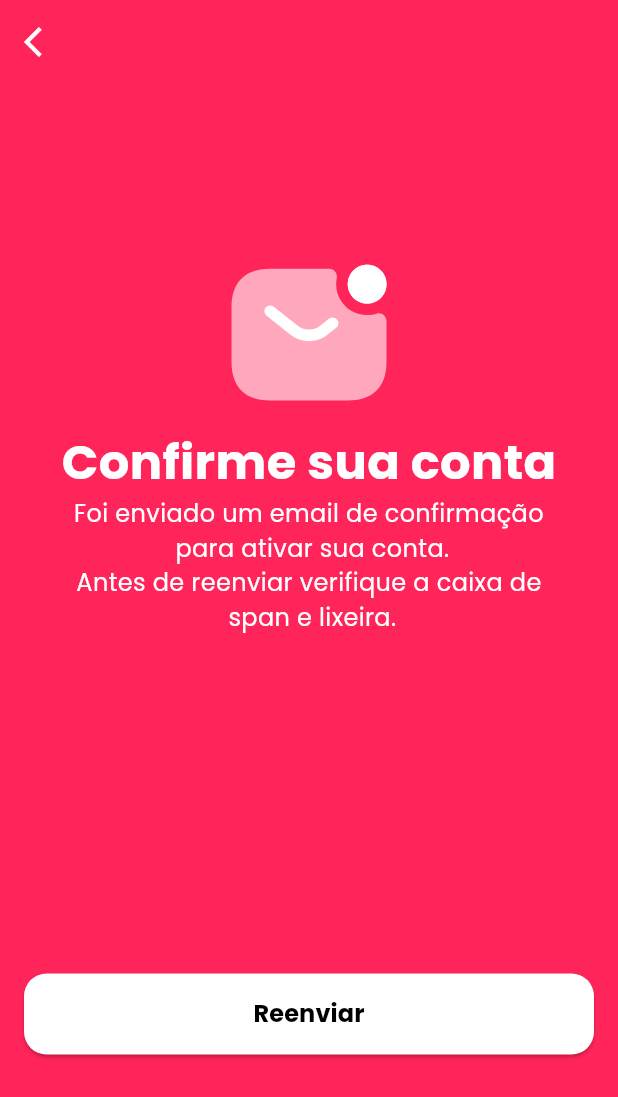
After one commit to MJCantina/MJCantina-mobile-front-en, a Flutter app: the ConfirmEmail screen opened directly, on a phone screen of 412 x 824 dp. The commit adds this screen. Shown: the top 1097 px of the screen. Run offline on Flutter 3.47's test engine with Material 3 defaults, Android fonts, the phone set to English and light mode, and no system bars; our stand-ins replace cloud_firestore, firebase_auth, firebase_core, flutter_secure_storage, flutter_svg, get and 1 more; accounts and stored records are empty.

Commit message:
Commit - Confirmation flow
Flow almost concluded

```diff
--- a/lib/core/configs/theme/app_vectors.dart
+++ b/lib/core/configs/theme/app_vectors.dart
@@ -17,4 +17,5 @@ class AppVectors {
   static const String pix = '${basePath}pix$format';
   static const String card = '${basePath}card$format';
   static const String notification = '${basePath}notification$format';
+  static const String confirmation = '${basePath}smsnotification$format';
 }
--- a/lib/domain/entities/page_controller.dart
+++ b/lib/domain/entities/page_controller.dart
@@ -9,7 +9,7 @@ class Checkauth extends StatelessWidget {
   Future<bool> checkToken() async {
     const storage =  FlutterSecureStorage();
     String? token = await storage.read(key: 'firebase_token');
-    return token!.isNotEmpty;
+    return token.isNotEmpty;
   }
 
   @override
--- /dev/null
+++ b/lib/presentation/autenticação/confirmation/confirmation.dart
@@ -0,0 +1,72 @@
+import 'package:cantina_senai/common/widgets/appbar/basicappbar.dart';
+import 'package:cantina_senai/common/widgets/base_button/appbutton.dart';
+import 'package:cantina_senai/core/configs/theme/app_colors.dart';
+import 'package:cantina_senai/core/configs/theme/app_fonts.dart';
+import 'package:cantina_senai/core/configs/theme/app_vectors.dart';
+import 'package:flutter/material.dart';
+import 'package:flutter_svg/svg.dart';
+import 'package:get/get.dart';
+import 'package:google_fonts/google_fonts.dart';
+
+class ConfirmEmail extends StatefulWidget {
+  const ConfirmEmail({super.key});
+
+  @override
+  State<ConfirmEmail> createState() => _ConfirmEmailState();
+}
+
+class _ConfirmEmailState extends State<ConfirmEmail> {
+  @override
+  Widget build(BuildContext context) {
+    return Scaffold(
+      backgroundColor: AppColors.primary,
+      appBar: AppBar(
+        backgroundColor: AppColors.primary,
+        leading: Padding(
+          padding: const EdgeInsets.only(top: 8.0),
+          child: IconButton(
+          onPressed: () {
+            Get.back();
+          },
+          icon: const Padding(
+            padding: EdgeInsets.only(bottom: 40),
+            child: Icon(Icons.arrow_back_ios),
+          ), color: AppColors.white,
+                ),
+        ),
+      ),
+      body: Column(
+        mainAxisAlignment: MainAxisAlignment.spaceAround,
+        children: [
+          Column(
+            children: [
+              SvgPicture.asset(AppVectors.confirmation),
+              Text('Confirme sua conta', style: GoogleFonts.poppins(fontSize: 32, color: AppColors.white, fontWeight: FontWeight.w700)),
+              Text('Foi enviado um email de confirmação \n para ativar sua conta. \nAntes de reenviar verifique a caixa de \n span e lixeira.', style: GoogleFonts.poppins(fontSize: 16, color: AppColors.white, fontWeight: FontWeight.w400), textAlign: TextAlign.center,),
+            ],
+          ),
+
+          Padding(
+          padding: const EdgeInsets.all(16.0),
+          child: ElevatedButton(
+            onPressed: (){
+
+            },
+            style: ElevatedButton.styleFrom(
+              minimumSize: const Size.fromHeight(54),
+              backgroundColor: AppColors.white,
+              shape: RoundedRectangleBorder(borderRadius: BorderRadius.circular(15))
+
+
+            ),
+            child: Text(
+              'Reenviar', style: GoogleFonts.poppins(fontSize: 16, color: AppColors.black, fontWeight: FontWeight.w700),
+            ),
+          ),
+        )
+
+        ],
+      ),
+    );
+  }
+}
--- a/lib/presentation/autenticação/login/signin.dart
+++ b/lib/presentation/autenticação/login/signin.dart
@@ -2,12 +2,10 @@ import 'package:cantina_senai/common/widgets/appbar/basicappbar.dart';
 import 'package:cantina_senai/common/widgets/base_button/appbutton.dart';
 import 'package:cantina_senai/common/widgets/inputs/inputfield.dart';
 import 'package:cantina_senai/core/configs/auth_controller/auth_controller.dart';
-import 'package:cantina_senai/core/configs/theme/app_colors.dart';
 import 'package:cantina_senai/core/configs/theme/app_fonts.dart';
-import 'package:cantina_senai/presentation/forget/forget.dart';
+import 'package:cantina_senai/presentation/autentica%C3%A7%C3%A3o/forget/forget.dart';
 import 'package:flutter/material.dart';
 import 'package:get/get.dart';
-import 'package:google_fonts/google_fonts.dart';
 
 class SignInPage extends StatefulWidget {
   const SignInPage({super.key});
--- a/lib/presentation/main_pages/home/home.dart
+++ b/lib/presentation/main_pages/home/home.dart
@@ -1,10 +1,7 @@
-import 'package:cantina_senai/common/widgets/appbar/appbar.dart';
 import 'package:cantina_senai/common/widgets/appbar/homebar.dart';
-import 'package:cantina_senai/common/widgets/base_button/appbutton.dart';
 import 'package:cantina_senai/common/widgets/bottom_bar/bottombar.dart';
 import 'package:cantina_senai/core/configs/theme/app_colors.dart';
 import 'package:cantina_senai/data/models/services/auth_services.dart';
-import 'package:cantina_senai/presentation/end_cadaster/endcadaster.dart';
 import 'package:flutter/material.dart';
 import 'package:get/get.dart';
 import 'package:google_fonts/google_fonts.dart';
```
Also changed, not shown: lib/data/models/services/auth_services.dart (+62 -100 lines), lib/presentation/autenticação/cadastro/signup.dart (+4 -3 lines), lib/presentation/autenticação/end_cadaster/endcadaster.dart (renamed from lib/presentation/end_cadaster/endcadaster.dart, +26 -19 lines), assets/icons/smsnotification.svg (added), lib/presentation/autenticação/forget/forget.dart (renamed from lib/presentation/forget/forget.dart), pubspec.lock, 3 other files.
